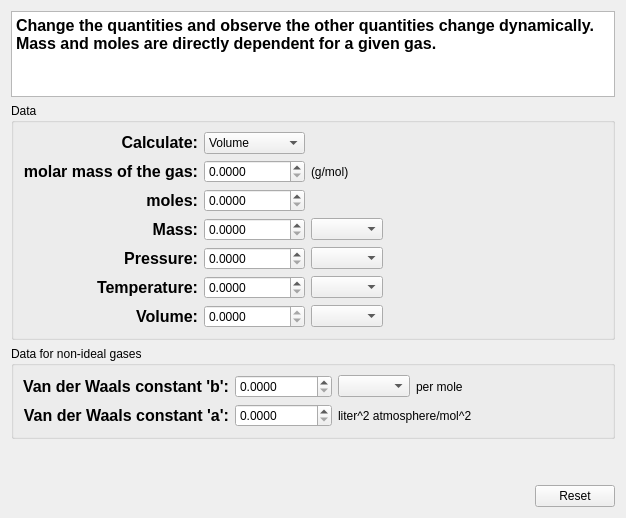
Above: src/calculator/gasCalculator.ui from KDE/kalzium before the change. Below: the same form after it.
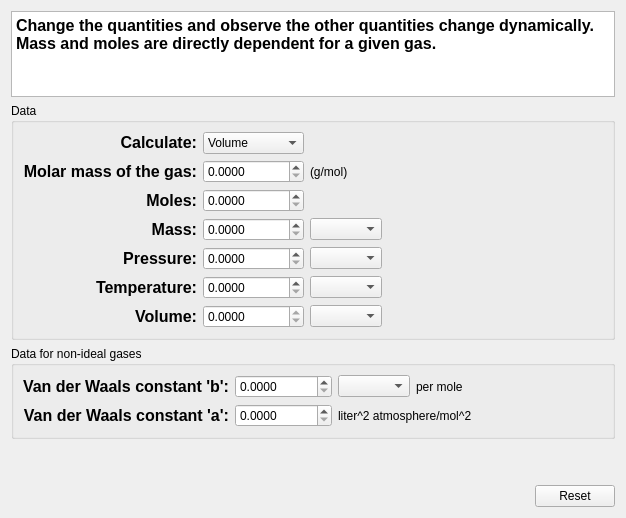
That is the form after the change. Custom widgets are drawn as their Qt base class.

Diff of the .ui file:
```diff
--- a/src/calculator/gasCalculator.ui
+++ b/src/calculator/gasCalculator.ui
@@ -44,7 +44,7 @@
 &lt;html&gt;&lt;head&gt;&lt;meta name=&quot;qrichtext&quot; content=&quot;1&quot; /&gt;&lt;style type=&quot;text/css&quot;&gt;
 p, li { white-space: pre-wrap; }
 &lt;/style&gt;&lt;/head&gt;&lt;body style=&quot; font-family:'DejaVu Sans'; font-size:9pt; font-weight:400; font-style:normal;&quot;&gt;
-&lt;p style=&quot; margin-top:0px; margin-bottom:0px; margin-left:0px; margin-right:0px; -qt-block-indent:0; text-indent:0px;&quot;&gt;&lt;span style=&quot; font-size:12pt; font-weight:600;&quot;&gt;molar mass of the gas:&lt;/span&gt;&lt;/p&gt;&lt;/body&gt;&lt;/html&gt;</string>
+&lt;p style=&quot; margin-top:0px; margin-bottom:0px; margin-left:0px; margin-right:0px; -qt-block-indent:0; text-indent:0px;&quot;&gt;&lt;span style=&quot; font-size:12pt; font-weight:600;&quot;&gt;Molar mass of the gas:&lt;/span&gt;&lt;/p&gt;&lt;/body&gt;&lt;/html&gt;</string>
         </property>
         <property name="alignment">
          <set>Qt::AlignRight|Qt::AlignTrailing|Qt::AlignVCenter</set>
@@ -78,7 +78,7 @@
 &lt;html&gt;&lt;head&gt;&lt;meta name=&quot;qrichtext&quot; content=&quot;1&quot; /&gt;&lt;style type=&quot;text/css&quot;&gt;
 p, li { white-space: pre-wrap; }
 &lt;/style&gt;&lt;/head&gt;&lt;body style=&quot; font-family:'DejaVu Sans'; font-size:9pt; font-weight:400; font-style:normal;&quot;&gt;
-&lt;p style=&quot; margin-top:0px; margin-bottom:0px; margin-left:0px; margin-right:0px; -qt-block-indent:0; text-indent:0px;&quot;&gt;&lt;span style=&quot; font-size:12pt; font-weight:600;&quot;&gt;moles:&lt;/span&gt;&lt;/p&gt;&lt;/body&gt;&lt;/html&gt;</string>
+&lt;p style=&quot; margin-top:0px; margin-bottom:0px; margin-left:0px; margin-right:0px; -qt-block-indent:0; text-indent:0px;&quot;&gt;&lt;span style=&quot; font-size:12pt; font-weight:600;&quot;&gt;Moles:&lt;/span&gt;&lt;/p&gt;&lt;/body&gt;&lt;/html&gt;</string>
         </property>
         <property name="alignment">
          <set>Qt::AlignRight|Qt::AlignTrailing|Qt::AlignVCenter</set>
```
Left out of the diff: 2 changed lines with no effect on the pictures.
